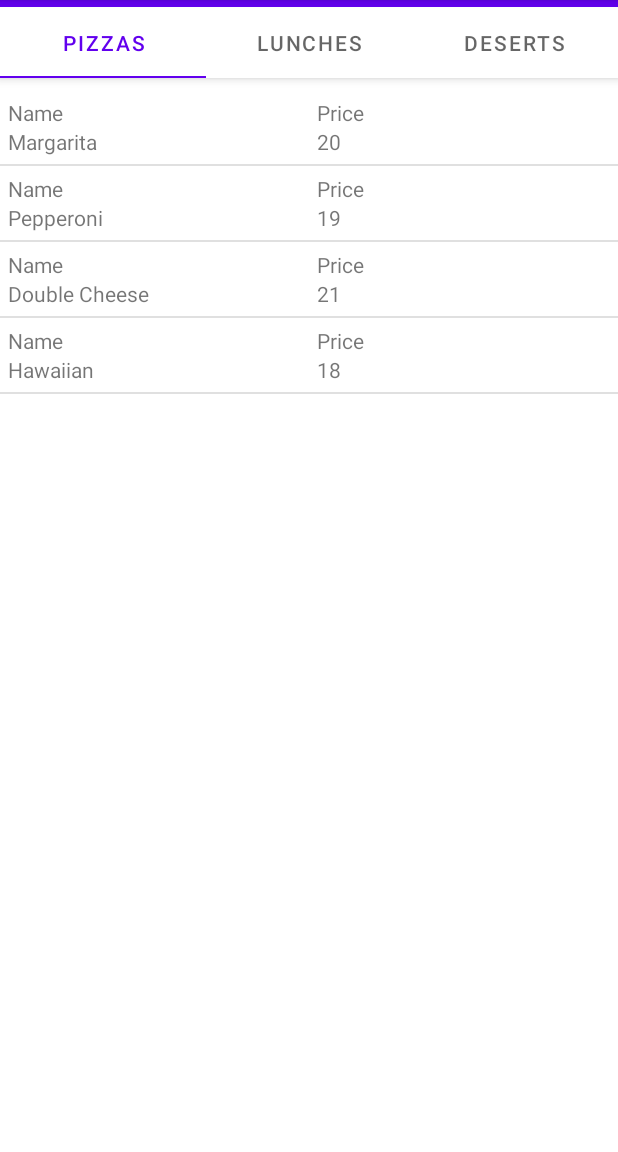
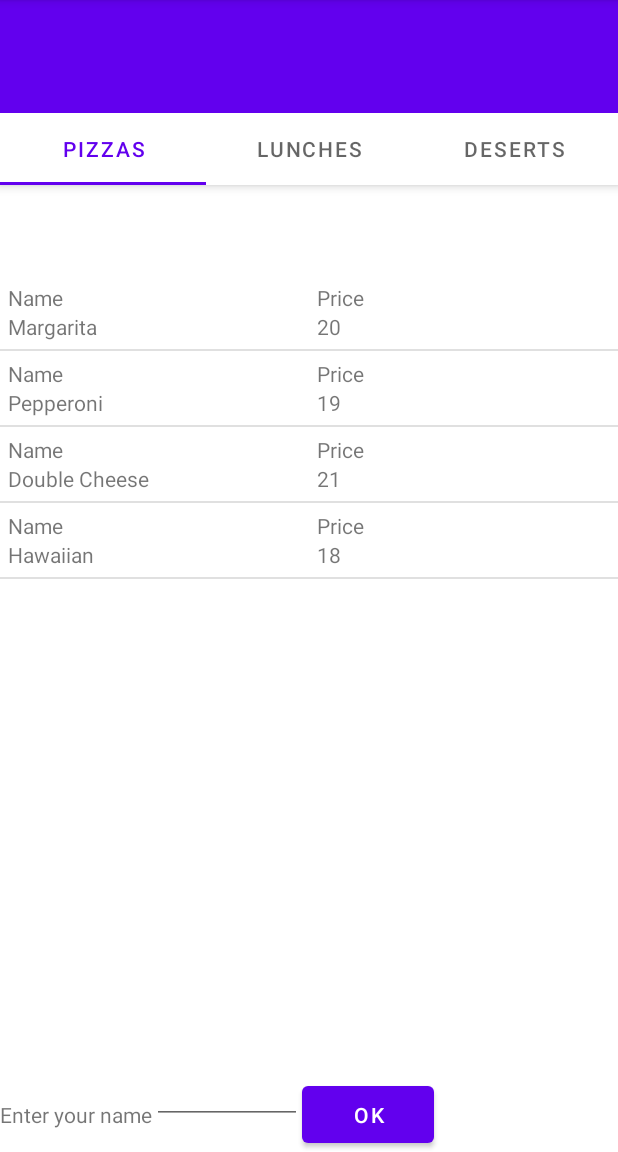
Before and after one commit to MariiaAlekseichuk/MenuBook, an Android app: the screen it shows after launch (MainActivity), on a phone screen of 412 x 824 dp, the part 84-1236 px from its top. Run offline under Robolectric (Android 15) with nearby library versions, the phone set to English and light mode, and no system bars.

Commit message:
- user name input was added using onSaveInstanceState function

```diff
--- a/app/src/main/java/mary/alekseichuk/menubook/MainActivity.kt
+++ b/app/src/main/java/mary/alekseichuk/menubook/MainActivity.kt
@@ -2,21 +2,22 @@ package mary.alekseichuk.menubook
 
 import androidx.appcompat.app.AppCompatActivity
 import android.os.Bundle
-import androidx.recyclerview.widget.DividerItemDecoration
-import androidx.recyclerview.widget.LinearLayoutManager
-import androidx.recyclerview.widget.RecyclerView
+import android.widget.Button
+import android.widget.EditText
+import android.widget.TextView
 import androidx.viewpager.widget.ViewPager
 import com.google.android.material.tabs.TabLayout
-import mary.alekseichuk.menubook.meallist.Meal
-import mary.alekseichuk.menubook.meallist.MealAdapter
 
 class MainActivity : AppCompatActivity() {
 
     private lateinit var pager: ViewPager
     private lateinit var tab: TabLayout
 
-    lateinit var pizzasRecyclerView: RecyclerView
+    private lateinit var sentUserNameButton: Button
+    private lateinit var userName: TextView
+    private lateinit var ediTextField: EditText
 
+    private val userNameKey = "USER_NAME"
 
     override fun onCreate(savedInstanceState: Bundle?) {
         super.onCreate(savedInstanceState)
@@ -31,12 +32,32 @@ class MainActivity : AppCompatActivity() {
         adapter.addFragment(LunchesFragment(), "Lunches")
         adapter.addFragment(DesertsFragment(), "Deserts")
 
-        // Adding the Adapter to the ViewPager
+        // adding the Adapter to the ViewPager
         pager.adapter = adapter
-        //bind the viewPager with the TabLayout
+        // bind the viewPager with the TabLayout
         tab.setupWithViewPager(pager)
 
+        setUserName(savedInstanceState)
+    }
 
+    private fun setUserName(savedInstanceState: Bundle?) {
+        sentUserNameButton = findViewById(R.id.send_name_button)
+        userName = findViewById(R.id.userName)
+        ediTextField = findViewById(R.id.ediTextField)
+
+        if (savedInstanceState != null) {
+            userName.text = savedInstanceState.getString(userNameKey)
+        }
+        sentUserNameButton.setOnClickListener {
+            userName.text = ediTextField.text
+        }
+    }
+
+    override fun onSaveInstanceState(outState: Bundle) {
+        outState.run {
+            putString(userNameKey, userName.text.toString())
+        }
+        super.onSaveInstanceState(outState)
     }
 
 
--- a/app/src/main/res/layout/activity_main.xml
+++ b/app/src/main/res/layout/activity_main.xml
@@ -21,19 +21,49 @@
             android:background="?attr/colorPrimary"
             app:popupTheme="@style/ThemeOverlay.AppCompat.Light" />
 
+        <TextView
+            android:id="@+id/userName"
+            android:layout_width="match_parent"
+            android:layout_height="wrap_content"
+            app:layout_constraintTop_toBottomOf="@+id/toolbar" />
+
         <com.google.android.material.tabs.TabLayout
             android:id="@+id/tabs"
             android:layout_width="match_parent"
             android:layout_height="wrap_content"
+            app:layout_constraintTop_toBottomOf="@+id/userName"
             app:tabGravity="fill" />
+
     </com.google.android.material.appbar.AppBarLayout>
 
     <androidx.viewpager.widget.ViewPager
         android:id="@+id/viewPager"
         android:layout_width="match_parent"
-        android:layout_height="0dp"
-        app:layout_constraintBottom_toBottomOf="parent"
-        app:layout_constraintEnd_toEndOf="parent"
-        app:layout_constraintStart_toStartOf="parent" />
+        android:layout_height="wrap_content"
+        app:layout_constraintTop_toBottomOf="@+id/appBarLayout" />
 
+    <LinearLayout
+        android:id="@+id/linearLayout"
+        android:layout_width="match_parent"
+        android:layout_height="50dp"
+        app:layout_constraintBottom_toBottomOf="parent">
+
+        <TextView
+            android:layout_width="wrap_content"
+            android:layout_height="30dp"
+            android:text="Enter your name" />
+
+        <EditText
+            android:id="@+id/ediTextField"
+            android:layout_width="100dp"
+            android:layout_height="30dp"
+            android:inputType="textPersonName" />
+
+        <Button
+            android:id="@+id/send_name_button"
+            android:layout_width="wrap_content"
+            android:layout_height="50dp"
+            android:text="OK" />
+
+    </LinearLayout>
 </androidx.constraintlayout.widget.ConstraintLayout>
```
